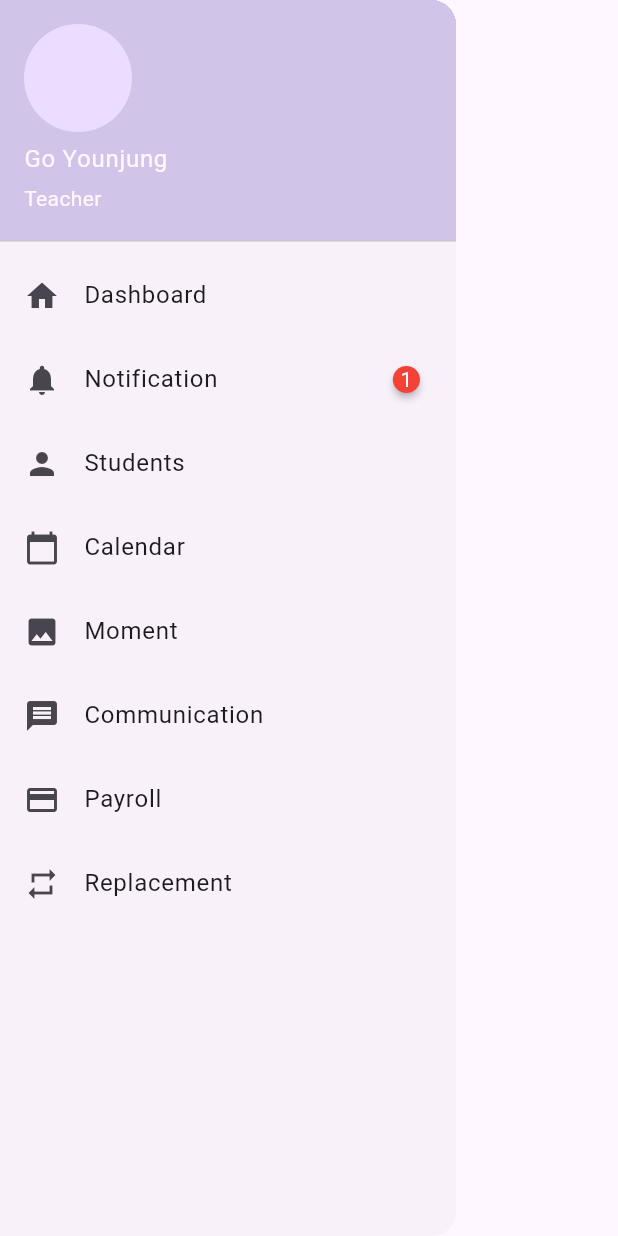
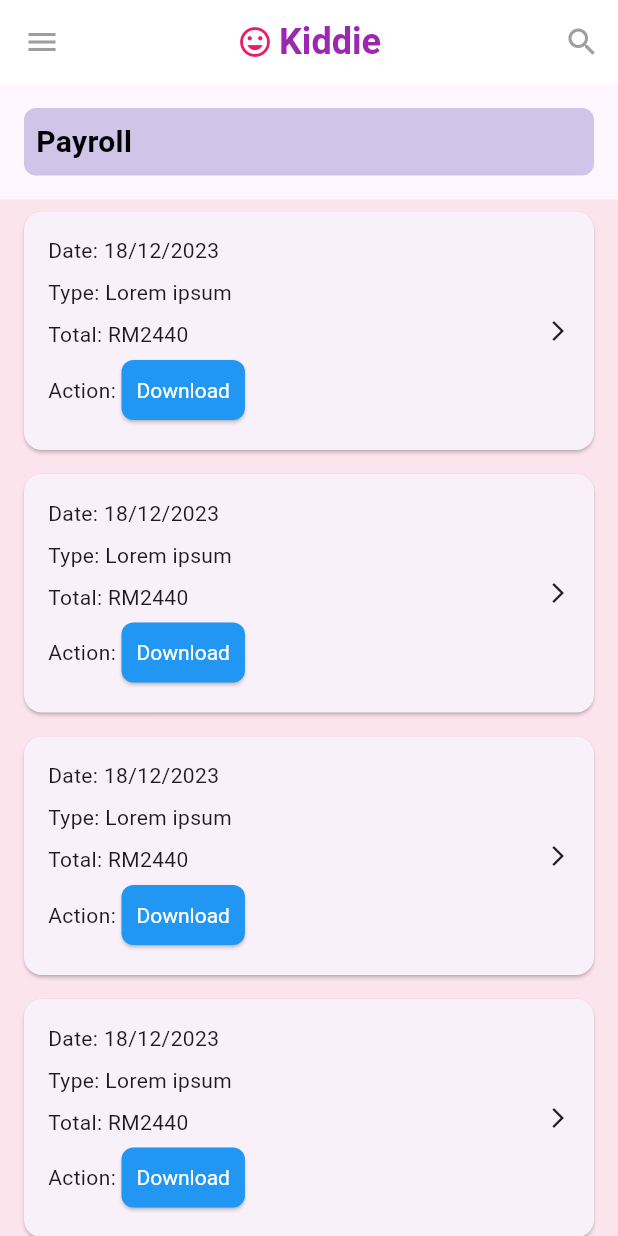
Before and after one commit to tivy09/the_kiddie_app_flutter, a Flutter app: the DrawerView widget shown alone on an empty page, opened directly, after a tap on "Payroll", on a phone screen of 412 x 824 dp. Run offline on Flutter 3.47's test engine with Material 3 defaults, Android fonts, the phone set to English and light mode, and no system bars; drawn by our look-alikes of badges; our stand-ins replace stacked, stacked_services, stacked_shared, table_calendar.

Commit message:
Add payroll ui

```diff
--- a/lib/app/app.dart
+++ b/lib/app/app.dart
@@ -2,12 +2,14 @@ import 'package:stacked/stacked_annotations.dart';
 import 'package:stacked_services/stacked_services.dart';
 import 'package:thekiddle_app/view/auth/sign_in_view.dart';
 import 'package:thekiddle_app/view/main/home/home_view.dart';
+import 'package:thekiddle_app/view/main/payroll/payroll_view.dart';
 import 'package:thekiddle_app/view/main/profile/profile_view.dart';
 
 @StackedApp(
   routes: [
     MaterialRoute(page: SignInView, initial: true),
     MaterialRoute(page: ProfileView),
+    MaterialRoute(page: PayrollView),
     MaterialRoute(page: HomeView),
   ],
   dependencies: [
--- /dev/null
+++ b/lib/view/main/payroll/payroll_view.dart
@@ -0,0 +1,155 @@
+import 'package:flutter/material.dart';
+import 'package:stacked/stacked.dart';
+import 'package:thekiddle_app/view/main/payroll/payroll_viewmodel.dart';
+
+class PayrollView extends StatelessWidget {
+  const PayrollView({super.key});
+
+  @override
+  Widget build(BuildContext context) {
+    return ViewModelBuilder<PayrollViewModel>.reactive(
+      viewModelBuilder: () => PayrollViewModel(),
+      builder: (context, model, child) {
+        return Scaffold(
+          appBar: AppBar(
+            backgroundColor: Colors.white,
+            elevation: 0,
+            leading: Builder(
+              builder: (BuildContext context) {
+                return IconButton(
+                  icon: const Icon(Icons.menu, color: Colors.grey),
+                  onPressed: () {
+                    Scaffold.of(context).openDrawer();
+                  },
+                );
+              },
+            ),
+            title: const Row(
+              mainAxisSize: MainAxisSize.min,
+              children: [
+                Icon(Icons.tag_faces, color: Colors.pink),
+                SizedBox(width: 4),
+                Text(
+                  'Kiddie',
+                  style: TextStyle(
+                    fontFamily: 'Roboto',
+                    fontSize: 24,
+                    color: Colors.purple,
+                    fontWeight: FontWeight.bold,
+                  ),
+                ),
+              ],
+            ),
+            centerTitle: true,
+            actions: [
+              IconButton(
+                icon: const Icon(Icons.search, color: Colors.grey),
+                onPressed: () {
+                  // Handle search button press
+                },
+              ),
+            ],
+          ),
+          body: Column(
+            children: [
+              Padding(
+                padding: const EdgeInsets.all(16.0),
+                child: Align(
+                  alignment: Alignment.centerLeft,
+                  child: Container(
+                    width: double.infinity,
+                    padding: const EdgeInsets.all(8.0),
+                    decoration: BoxDecoration(
+                      color: const Color(0xFFD1C4E9),
+                      borderRadius: BorderRadius.circular(8.0),
+                    ),
+                    child: const Text(
+                      'Payroll',
+                      style: TextStyle(
+                        fontSize: 20,
+                        fontWeight: FontWeight.bold,
+                        color: Colors.black,
+                      ),
+                    ),
+                  ),
+                ),
+              ),
+              Expanded(
+                child: Container(
+                  color: const Color(0xFFFCE4EC), // Add background color here
+                  child: ListView.builder(
+                    padding: const EdgeInsets.symmetric(horizontal: 16.0),
+                    itemCount: model.payrolls.length,
+                    itemBuilder: (context, index) {
+                      final payroll = model.payrolls[index];
+                      return Card(
+                        margin: const EdgeInsets.symmetric(vertical: 8.0),
+                        child: Padding(
+                          padding: const EdgeInsets.all(16.0),
+                          child: Row(
+                            children: [
+                              Expanded(
+                                child: Column(
+                                  crossAxisAlignment: CrossAxisAlignment.start,
+                                  children: [
+                                    Text('Date: ${payroll.date}'),
+                                    const SizedBox(height: 8),
+                                    Text('Type: ${payroll.type}'),
+                                    const SizedBox(height: 8),
+                                    Text('Total: ${payroll.total}'),
+                                    const SizedBox(height: 3),
+                                    Row(
+                                      children: [
+                                        const Text('Action: '),
+                                        ElevatedButton(
+                                          onPressed: () {
+                                            // Handle download
+                                          },
+                                          style: ElevatedButton.styleFrom(
+                                            backgroundColor: Colors.blue,
+                                            padding: const EdgeInsets.symmetric(
+                                              horizontal:
+                                                  10.0, // Adjust padding as needed
+                                              vertical:
+                                                  2.0, // Adjust padding as needed
+                                            ),
+                                            textStyle: const TextStyle(
+                                              fontSize:
+                                                  14, // Adjust font size as needed
+                                            ),
+                                            shape: RoundedRectangleBorder(
+                                              borderRadius:
+                                                  BorderRadius.circular(
+                                                      8.0), // Rounded corners
+                                            ),
+                                          ),
+                                          child: const Text(
+                                            'Download',
+                                            style:
+                                                TextStyle(color: Colors.white),
+                                          ),
+                                        ),
+                                      ],
+                                    ),
+                                  ],
+                                ),
+                              ),
+                              const Icon(
+                                Icons.arrow_forward_ios,
+                                size: 16,
+                              ),
+                            ],
+                          ),
+                        ),
+                      );
+                    },
+                  ),
+                ),
+              ),
+            ],
+          ),
+        );
+      },
+    );
+  }
+}
--- /dev/null
+++ b/lib/view/main/payroll/payroll_viewmodel.dart
@@ -0,0 +1,22 @@
+import 'package:stacked/stacked.dart';
+
+class Payroll {
+  final String date;
+  final String type;
+  final String total;
+
+  Payroll({required this.date, required this.type, required this.total});
+}
+
+class PayrollViewModel extends BaseViewModel {
+  final List<Payroll> _payrolls = [
+    Payroll(date: '18/12/2023', type: 'Lorem ipsum', total: 'RM2440'),
+    Payroll(date: '18/12/2023', type: 'Lorem ipsum', total: 'RM2440'),
+    Payroll(date: '18/12/2023', type: 'Lorem ipsum', total: 'RM2440'),
+    Payroll(date: '18/12/2023', type: 'Lorem ipsum', total: 'RM2440'),
+    Payroll(date: '18/12/2023', type: 'Lorem ipsum', total: 'RM2440'),
+    Payroll(date: '18/12/2023', type: 'Lorem ipsum', total: 'RM2440'),
+  ];
+
+  List<Payroll> get payrolls => _payrolls;
+}
--- a/lib/view/shared/drawer/drawer_view.dart
+++ b/lib/view/shared/drawer/drawer_view.dart
@@ -81,7 +81,7 @@ class DrawerView extends StatelessWidget {
                 leading: const Icon(Icons.payment),
                 title: const Text('Payroll'),
                 onTap: () {
-                  // Handle payroll tap
+                  model.navigateToPayroll(context);
                 },
               ),
               ListTile(
--- a/lib/view/shared/drawer/drawer_viewmodel.dart
+++ b/lib/view/shared/drawer/drawer_viewmodel.dart
@@ -1,6 +1,7 @@
 import 'package:flutter/material.dart';
 import 'package:stacked/stacked.dart';
 import 'package:thekiddle_app/view/main/home/home_view.dart';
+import 'package:thekiddle_app/view/main/payroll/payroll_view.dart';
 import 'package:thekiddle_app/view/main/profile/profile_view.dart';
 
 class DrawerViewModel extends BaseViewModel {
@@ -26,4 +27,11 @@ class DrawerViewModel extends BaseViewModel {
       MaterialPageRoute(builder: (context) => const ProfileView()),
     );
   }
+
+  void navigateToPayroll(BuildContext context) {
+    Navigator.pushReplacement(
+      context,
+      MaterialPageRoute(builder: (context) => const PayrollView()),
+    );
+  }
 }
```
